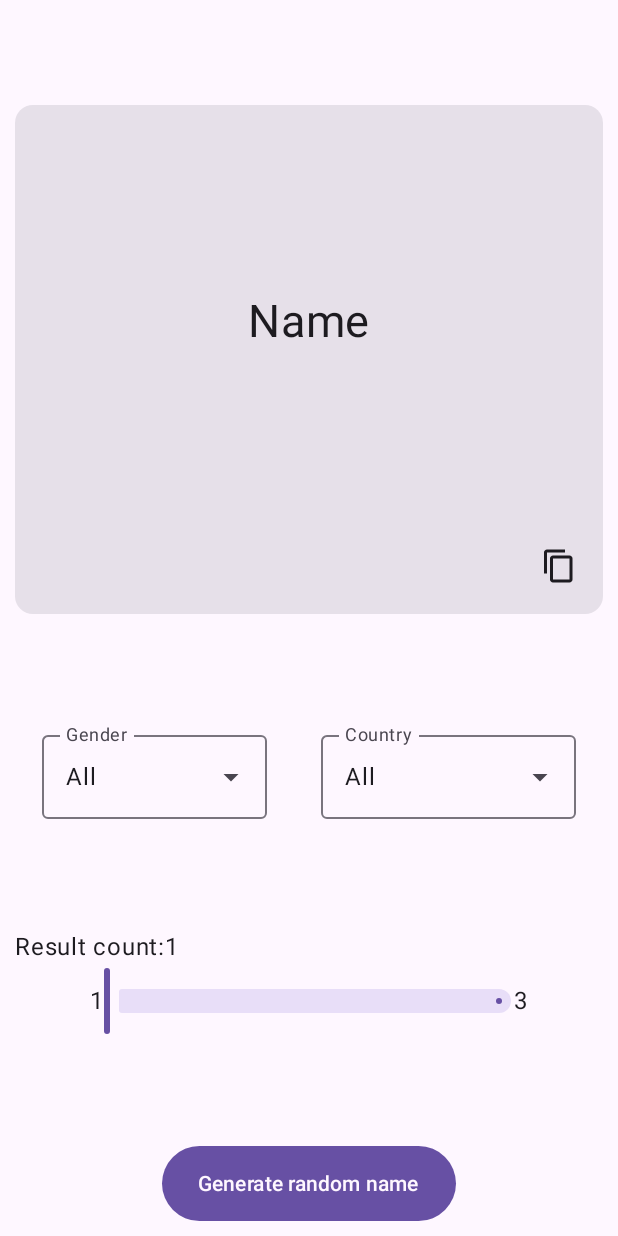
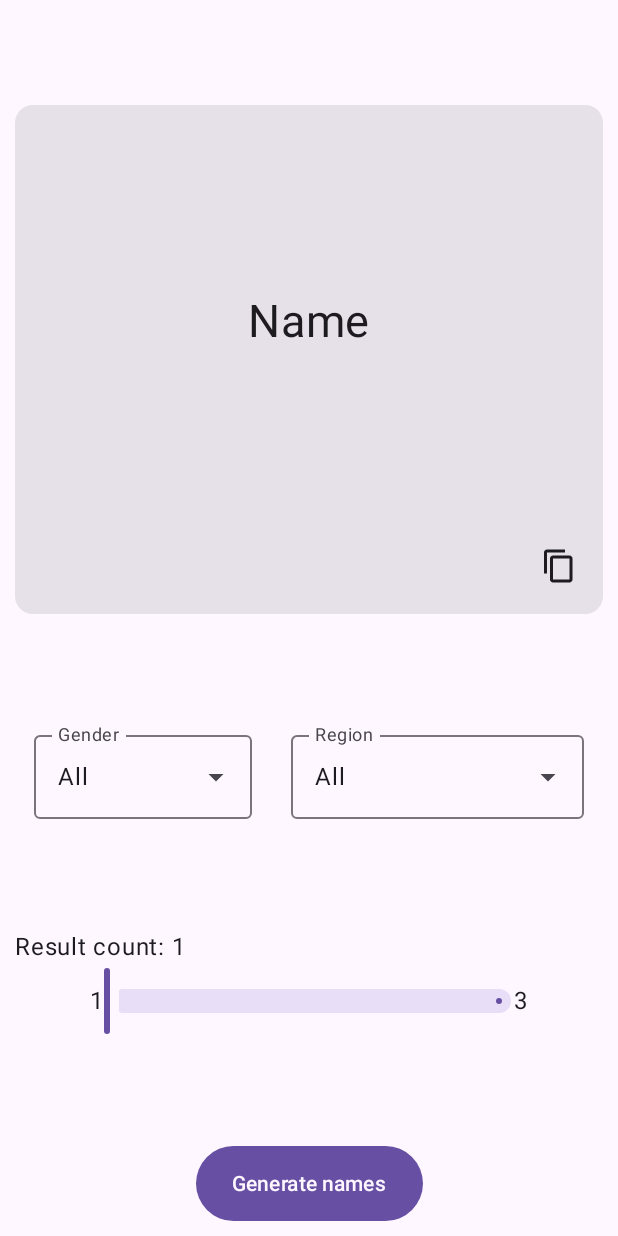
Before and after one commit to Dotingo/DrawerMaterial3, an Android app built with Jetpack Compose: the composable RandomNameScreen shown on its own in the app's theme, on a phone screen of 412 x 824 dp. Run offline under Robolectric (Android 15) with nearby library versions, the phone set to English and light mode, and no system bars; our stand-ins replace Dagger/Hilt's generated code, Room's generated code.

Commit message:
db added

```diff
--- a/app/src/main/AndroidManifest.xml
+++ b/app/src/main/AndroidManifest.xml
@@ -3,6 +3,7 @@
     xmlns:tools="http://schemas.android.com/tools">
 
     <application
+        android:name=".App"
         android:allowBackup="true"
         android:dataExtractionRules="@xml/data_extraction_rules"
         android:fullBackupContent="@xml/backup_rules"
--- a/app/src/main/java/com/example/randomizer/MainActivity.kt
+++ b/app/src/main/java/com/example/randomizer/MainActivity.kt
@@ -4,7 +4,10 @@ import android.os.Bundle
 import androidx.activity.ComponentActivity
 import androidx.activity.compose.setContent
 import com.example.randomizer.ui.theme.RandomizerTheme
+import com.example.randomizer.utils.Drawer
+import dagger.hilt.android.AndroidEntryPoint
 
+@AndroidEntryPoint
 class MainActivity : ComponentActivity() {
     override fun onCreate(savedInstanceState: Bundle?) {
         super.onCreate(savedInstanceState)
--- /dev/null
+++ b/app/src/main/java/com/example/randomizer/MainViewModel.kt
@@ -0,0 +1,26 @@
+package com.example.randomizer
+
+import androidx.compose.runtime.mutableStateOf
+import androidx.lifecycle.ViewModel
+import androidx.lifecycle.viewModelScope
+import com.example.randomizer.data.NameEntity
+import com.example.randomizer.data.RandomizerDb
+import dagger.hilt.android.lifecycle.HiltViewModel
+import kotlinx.coroutines.launch
+import javax.inject.Inject
+
+@HiltViewModel
+class MainViewModel @Inject constructor(
+    val randomizerDb: RandomizerDb
+) : ViewModel() {
+    val namesList = mutableStateOf(emptyList<NameEntity>())
+
+    fun getAllNames(reg: String) = viewModelScope.launch {
+        namesList.value = randomizerDb.dao.getAllNames(reg)
+    }
+
+    fun getAllNames() = viewModelScope.launch {
+        namesList.value = randomizerDb.dao.getAllNames()
+    }
+
+}
--- /dev/null
+++ b/app/src/main/java/com/example/randomizer/data/Dao.kt
@@ -0,0 +1,23 @@
+package com.example.randomizer.data
+
+import androidx.room.Dao
+import androidx.room.Insert
+import androidx.room.Query
+
+@Dao
+interface Dao {
+
+    @Query("SELECT name FROM names WHERE language LIKE :lang")
+    fun getAllNames(lang: String): List<NameEntity>
+    @Query("SELECT name FROM names WHERE gender LIKE :gen AND language LIKE :lang")
+    suspend fun getNamesByGender(gen: String, lang: String): List<NameEntity>
+
+    @Query("SELECT * FROM names WHERE region LIKE :reg AND language LIKE :lang")
+    fun getAllNamesByRegion(reg: String, lang: String): List<NameEntity>
+
+    @Query("SELECT * FROM names WHERE gender LIKE :gen AND region LIKE :reg AND language LIKE :lang")
+    fun getAllNamesByAll(gen: String, reg: String, lang: String): List<NameEntity>
+
+    @Insert
+    suspend fun insertName(nameEntity: NameEntity)
+}
--- a/app/src/main/java/com/example/randomizer/DataStoreManager.kt
+++ b/app/src/main/java/com/example/randomizer/data/DataStoreManager.kt
@@ -1,4 +1,4 @@
-package com.example.randomizer
+package com.example.randomizer.data
 
 import android.content.Context
 import androidx.datastore.core.DataStore
--- a/app/src/main/java/com/example/randomizer/NumRangeData.kt
+++ b/app/src/main/java/com/example/randomizer/data/NumRangeData.kt
@@ -1,4 +1,4 @@
-package com.example.randomizer
+package com.example.randomizer.data
 
 data class NumRangeData(
     val minValue: Int = 0,
--- /dev/null
+++ b/app/src/main/java/com/example/randomizer/data/RandomizerDb.kt
@@ -0,0 +1,9 @@
+package com.example.randomizer.data
+
+import androidx.room.Database
+import androidx.room.RoomDatabase
+
+@Database(entities = [NameEntity::class], version = 1)
+abstract class RandomizerDb: RoomDatabase() {
+    abstract val dao: Dao
+}
--- /dev/null
+++ b/app/src/main/java/com/example/randomizer/di/MainModule.kt
@@ -0,0 +1,26 @@
+package com.example.randomizer.di
+
+import android.app.Application
+import androidx.room.Room
+import androidx.room.RoomDatabase
+import com.example.randomizer.data.RandomizerDb
+import dagger.Module
+import dagger.Provides
+import dagger.hilt.InstallIn
+import dagger.hilt.components.SingletonComponent
+import javax.inject.Singleton
+
+@Module
+@InstallIn(SingletonComponent::class)
+object MainModule {
+
+    @Provides
+    @Singleton
+    fun provideRandomizerDb(app: Application): RandomizerDb{
+        return Room.databaseBuilder(
+            app,
+            RandomizerDb::class.java,
+            "randomizer.db"
+        ).createFromAsset("db/randomizer.db").build()
+    }
+}
--- a/app/src/main/java/com/example/randomizer/screens/RandomNameScreen.kt
+++ b/app/src/main/java/com/example/randomizer/screens/RandomNameScreen.kt
@@ -29,28 +29,32 @@ import androidx.compose.runtime.getValue
 import androidx.compose.runtime.setValue
 import androidx.compose.runtime.mutableStateOf
 import androidx.compose.runtime.remember
+import androidx.compose.runtime.rememberUpdatedState
 import androidx.compose.ui.Alignment
 import androidx.compose.ui.Modifier
 import androidx.compose.ui.res.painterResource
+import androidx.compose.ui.res.stringArrayResource
+import androidx.compose.ui.res.stringResource
 import androidx.compose.ui.unit.dp
 import androidx.compose.ui.unit.sp
+import androidx.hilt.navigation.compose.hiltViewModel
+import com.example.randomizer.MainViewModel
 import com.example.randomizer.R
 
 
 @OptIn(ExperimentalMaterial3Api::class)
 @Composable
-fun RandomNameScreen() {
-    var sliderValueState by remember { mutableStateOf(1) }
+fun RandomNameScreen(
+    mainViewModel: MainViewModel = hiltViewModel()
+) {
+    var slideValueState by remember { mutableStateOf(1) }
     var expandedCountry by remember { mutableStateOf(false) }
     var expandedGender by remember { mutableStateOf(false) }
-    val namesCountry = arrayOf(
-        "All", "English", "Slavic", "Scandinavian", "German", "French", "Spanish", "Italian",
-        "Greek", "African", "Pacific ocean", "Near East", "Far East", "Central Asia", "South Asia"
-    )
-    val gender = arrayOf("All", "Men", "Women")
-    var selectedNamesCountry by remember { mutableStateOf(namesCountry[0]) }
+    val regionNames by rememberUpdatedState(stringArrayResource(id = R.array.names_region))
+    val gender by rememberUpdatedState(stringArrayResource(id = R.array.names_gender))
+    var selectedNamesRegions by remember { mutableStateOf(regionNames[0]) }
     var selectedGender by remember { mutableStateOf(gender[0]) }
-
+    val namesList = mainViewModel.namesList
 
     Column(
         modifier = Modifier
@@ -98,7 +102,7 @@ fun RandomNameScreen() {
             modifier = Modifier.fillMaxWidth(),
             horizontalArrangement = Arrangement.SpaceAround
         ) {
-            Box(modifier = Modifier.width(150.dp)) {
+            Box(modifier = Modifier.width(145.dp)) {
                 ExposedDropdownMenuBox(
                     expanded = expandedGender,
                     onExpandedChange = {
@@ -108,7 +112,7 @@ fun RandomNameScreen() {
                     OutlinedTextField(
                         value = selectedGender,
                         onValueChange = {},
-                        label = { Text("Gender") },
+                        label = { Text(stringResource(R.string.name_gender)) },
                         readOnly = true,
                         trailingIcon = { ExposedDropdownMenuDefaults.TrailingIcon(expanded = expandedGender) },
                         modifier = Modifier.menuAnchor()
@@ -136,7 +140,7 @@ fun RandomNameScreen() {
             }
 
 
-            Box(modifier = Modifier.width(170.dp)) {
+            Box(modifier = Modifier.width(195.dp)) {
                 ExposedDropdownMenuBox(
                     expanded = expandedCountry,
                     onExpandedChange = {
@@ -144,9 +148,9 @@ fun RandomNameScreen() {
                     }
                 ) {
                     OutlinedTextField(
-                        value = selectedNamesCountry,
+                        value = selectedNamesRegions,
                         onValueChange = {},
-                        label = { Text("Country") },
+                        label = { Text(stringResource(R.string.name_regions)) },
                         readOnly = true,
                         trailingIcon = { ExposedDropdownMenuDefaults.TrailingIcon(expanded = expandedCountry) },
                         modifier = Modifier.menuAnchor()
@@ -158,11 +162,11 @@ fun RandomNameScreen() {
                         modifier = Modifier
                             .heightIn(max = 184.dp)
                     ) {
-                        namesCountry.forEach { item ->
+                        regionNames.forEach { item ->
                             DropdownMenuItem(
                                 text = { Text(text = item) },
                                 onClick = {
-                                    selectedNamesCountry = item
+                                    selectedNamesRegions = item
                                     expandedCountry = false
                                 }
                             )
@@ -177,7 +181,7 @@ fun RandomNameScreen() {
                 modifier = Modifier.fillMaxWidth(),
                 horizontalArrangement = Arrangement.Start
             ) {
-                Text(text = "Result count:${sliderValueState}")
+                Text(text = stringResource(id = R.string.result_count) +": $slideValueState" )
             }
             Row(
                 modifier = Modifier
@@ -190,9 +194,9 @@ fun RandomNameScreen() {
             ) {
                 Text(text = "1")
                 Slider(
-                    value = sliderValueState.toFloat(),
+                    value = slideValueState.toFloat(),
                     onValueChange = {
-                        sliderValueState = it.toInt()
+                        slideValueState = it.toInt()
                     },
                     valueRange = 1f..3f,
                     modifier = Modifier.weight(1f),
@@ -209,7 +213,7 @@ fun RandomNameScreen() {
 
             }
         ) {
-            Text(text = "Generate random name", color = MaterialTheme.colorScheme.surface)
+            Text(text = stringResource(id = R.string.generate_names), color = MaterialTheme.colorScheme.surface)
         }
     }
 }
--- a/app/src/main/java/com/example/randomizer/AutoSizeText.kt
+++ b/app/src/main/java/com/example/randomizer/ui/theme/AutoSizeText.kt
@@ -1,4 +1,4 @@
-package com.example.randomizer
+package com.example.randomizer.ui.theme
 
 import androidx.compose.material3.LocalTextStyle
 import androidx.compose.material3.Text
--- /dev/null
+++ b/app/src/main/res/values/arrays.xml
@@ -0,0 +1,26 @@
+<?xml version="1.0" encoding="utf-8"?>
+<resources>
+    <string-array name="names_region">
+        <item>All</item>
+        <item>English</item>
+        <item>Slavic</item>
+        <item>Scandinavian</item>
+        <item>German</item>
+        <item>French</item>
+        <item>Spanish</item>
+        <item>Italian</item>
+        <item>Greek</item>
+        <item>African</item>
+        <item>Pacific ocean</item>
+        <item>Near East</item>
+        <item>Far East</item>
+        <item>Central Asia</item>
+        <item>South Asia</item>
+    </string-array>
+
+    <string-array name="names_gender">
+        <item>All</item>
+        <item>Male</item>
+        <item>Female</item>
+    </string-array>
+</resources>
--- a/app/src/main/res/values/strings.xml
+++ b/app/src/main/res/values/strings.xml
@@ -1,3 +1,19 @@
 <resources>
     <string name="app_name">Randomizer</string>
+    <string name="number_rand">Numbers</string>
+    <string name="name_rand">Names</string>
+    <string name="word_rand">Words</string>
+    <string name="copied_text">Text copied to clipboard</string>
+    <string name="min_num">Minimum</string>
+    <string name="max_num">Maximum</string>
+    <string name="repeat_values">Repeat</string>
+    <string name="result_count">Result count</string>
+    <string name="generate_num">Generate numbers</string>
+    <string name="cannot_generate_unique">Cannot generate the specified number of unique values with the given range</string>
+    <string name="min_greater_max">The minimum number must be less than the maximum</string>
+    <string name="enter_num_value">Enter a numeric value for the minimum and maximum</string>
+    <string name="country_rand">Counties</string>
+    <string name="name_gender">Gender</string>
+    <string name="name_regions">Region</string>
+    <string name="generate_names">Generate names</string>
 </resources>
--- a/build.gradle.kts
+++ b/build.gradle.kts
@@ -2,4 +2,6 @@
 plugins {
     id("com.android.application") version "8.1.2" apply false
     id("org.jetbrains.kotlin.android") version "1.8.10" apply false
+    id("com.google.devtools.ksp") version "1.8.10-1.0.9" apply false
+    id("com.google.dagger.hilt.android") version "2.48.1" apply false
 }
```
Also changed, not shown: app/build.gradle.kts (+19 -6 lines), app/src/main/java/com/example/randomizer/App.kt (added, +8 -0 lines), app/src/main/java/com/example/randomizer/data/NameEntity.kt (added, +14 -0 lines), app/src/main/java/com/example/randomizer/screens/RandomNumberScreen.kt (+16 -27 lines), app/src/main/java/com/example/randomizer/utils/Drawer.kt (renamed from app/src/main/java/com/example/randomizer/Drawer.kt, +7 -5 lines), 3 other files.
